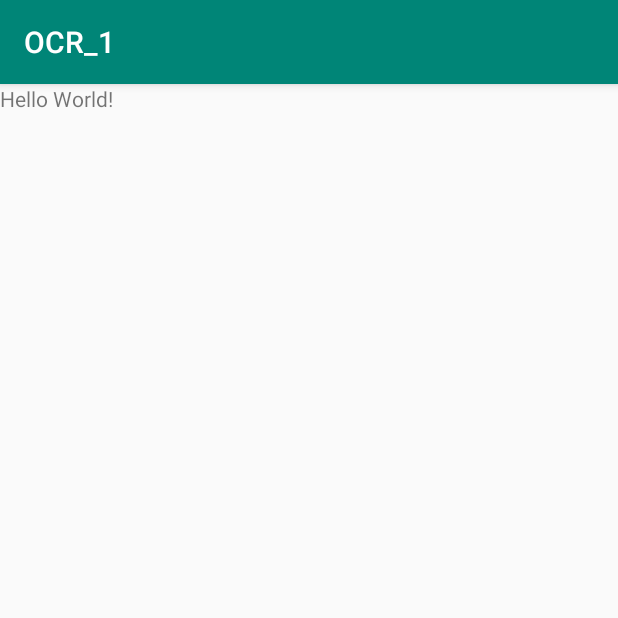
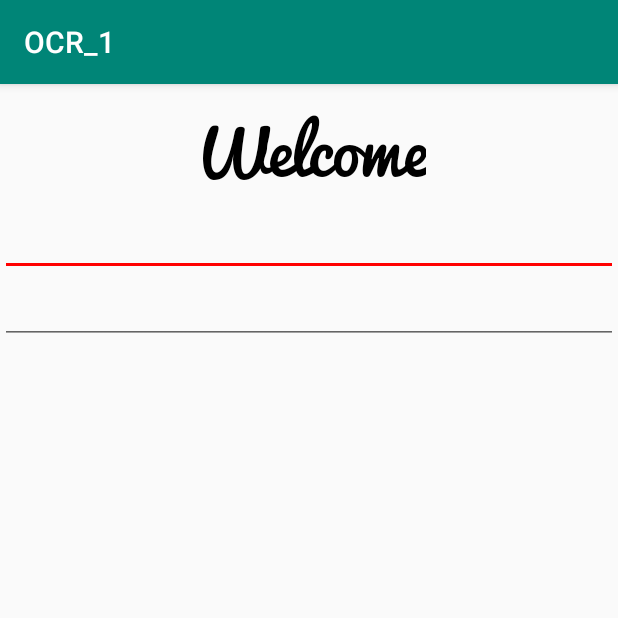
Before and after one commit to clems0712/OCR_1, an Android app: the screen it shows after launch (MainActivity), on a phone screen of 412 x 824 dp, the top half of it. Run offline under Robolectric (Android 15) with nearby library versions, the phone set to English and light mode, and no system bars.

Commit message:
Base and images

```diff
--- a/app/src/main/AndroidManifest.xml
+++ b/app/src/main/AndroidManifest.xml
@@ -16,6 +16,7 @@
                 <category android:name="android.intent.category.LAUNCHER" />
             </intent-filter>
         </activity>
+        <activity android:name=".GameActivity"></activity>
     </application>
 
 </manifest>
--- a/app/src/main/res/layout/activity_main.xml
+++ b/app/src/main/res/layout/activity_main.xml
@@ -15,7 +15,12 @@
     <TextView
         android:layout_width="wrap_content"
         android:layout_height="wrap_content"
-        android:text="Hello World!"
+        android:layout_gravity="center"
+        android:fontFamily="@font/Pacifico"
+        android:gravity="center"
+        android:text="@string/welcome"
+        android:textColor="@android:color/background_dark"
+        android:textSize="44dp"
         app:layout_constraintBottom_toBottomOf="parent"
         app:layout_constraintLeft_toLeftOf="parent"
         app:layout_constraintRight_toRightOf="parent"
@@ -23,4 +28,18 @@
 
         />
 
+    <EditText
+        android:id="@+id/editText"
+        android:layout_width="match_parent"
+        android:layout_height="wrap_content"
+        android:ems="10"
+        android:inputType="textEmailAddress" />
+
+    <EditText
+        android:id="@+id/editText2"
+        android:layout_width="match_parent"
+        android:layout_height="wrap_content"
+        android:ems="10"
+        android:inputType="textPassword" />
+
 </LinearLayout>
--- a/app/src/main/res/values/colors.xml
+++ b/app/src/main/res/values/colors.xml
@@ -2,5 +2,5 @@
 <resources>
     <color name="colorPrimary">#008577</color>
     <color name="colorPrimaryDark">#00574B</color>
-    <color name="colorAccent">#D81B60</color>
+    <color name="colorAccent">#ff0000</color>
 </resources>
--- a/app/src/main/res/values/strings.xml
+++ b/app/src/main/res/values/strings.xml
@@ -1,3 +1,4 @@
 <resources>
     <string name="app_name">OCR_1</string>
+    <string name="welcome">Welcome</string>
 </resources>
```
Also changed, not shown: app/src/main/java/com/example/cleme/ocr_1/GameActivity.java (added, +13 -0 lines), app/src/main/res/layout/activity_game.xml (added, +9 -0 lines), app/src/main/res/drawable/022-tick-1.png (added), app/src/main/res/drawable/087-work-tools.png (added), app/src/main/res/drawable/146-padlock.png (added).
